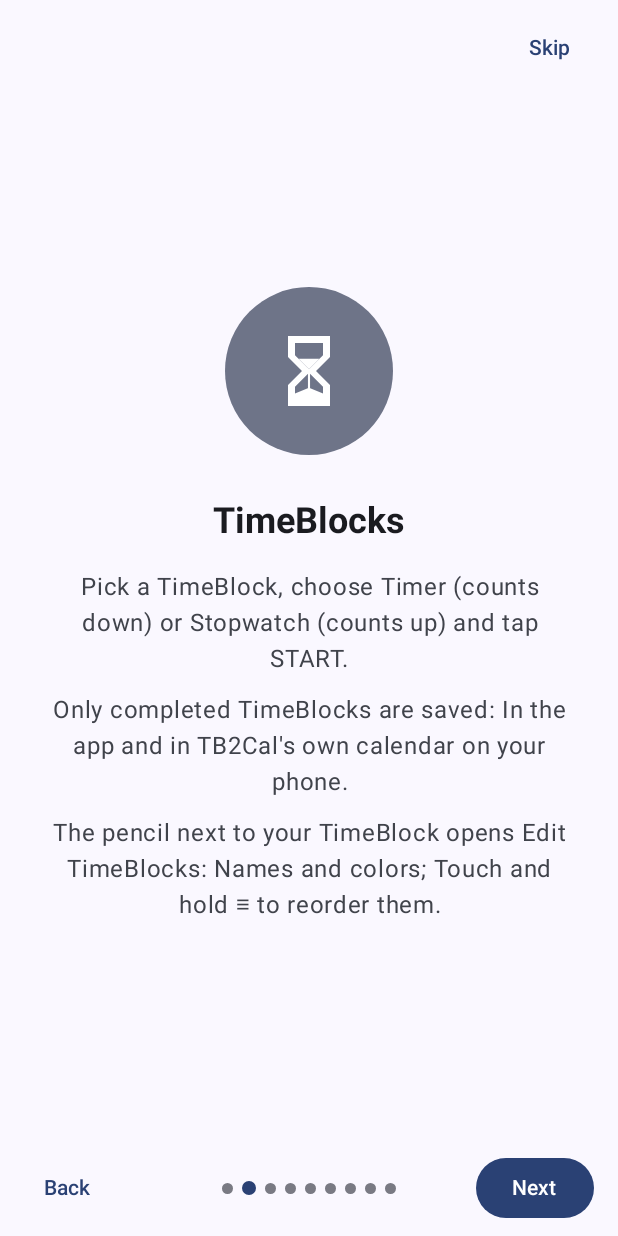
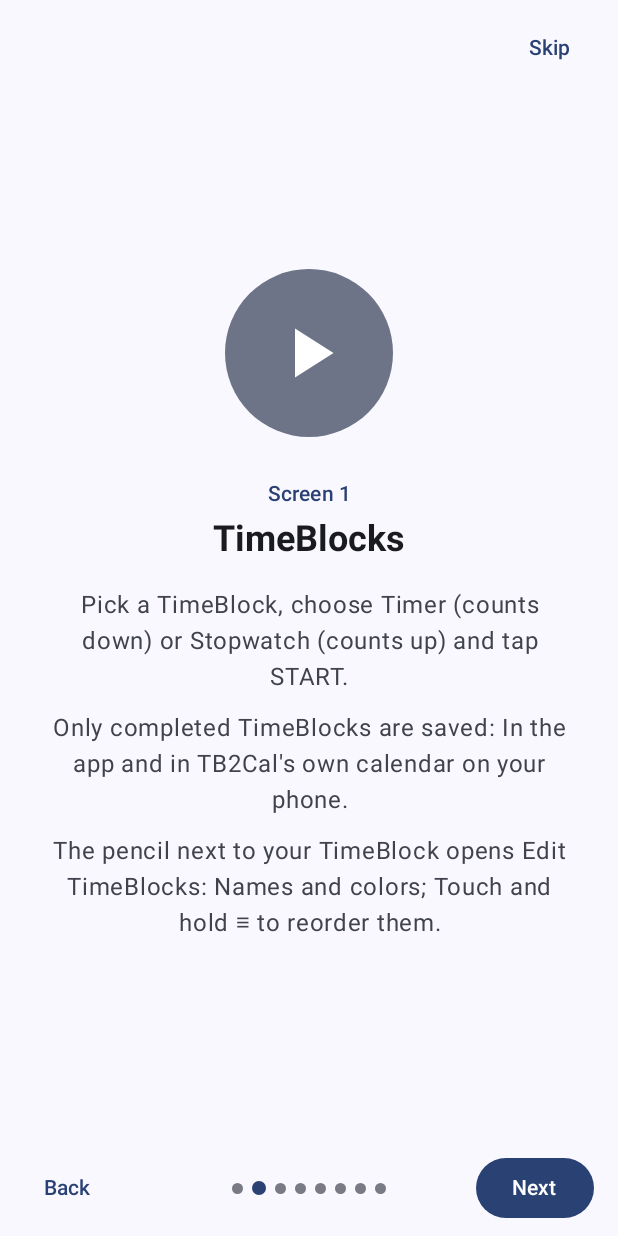
Before and after one commit to pantelmg/tb2cal, an Android app built with Jetpack Compose: the composable TutorialScreen shown on its own in the app's theme, after a tap on "Next", on a phone screen of 412 x 824 dp. Run offline under Robolectric (Android 15) with nearby library versions, the phone set to English and light mode, and no system bars.

Commit message:
Add files via upload

```diff
--- a/app/src/main/java/com/pantelmg/tb2cal/ui/TutorialScreen.kt
+++ b/app/src/main/java/com/pantelmg/tb2cal/ui/TutorialScreen.kt
@@ -25,6 +25,7 @@ import androidx.compose.foundation.verticalScroll
 import androidx.compose.material.icons.Icons
 import androidx.compose.material.icons.automirrored.filled.List
 import androidx.compose.material.icons.filled.DateRange
+import androidx.compose.material.icons.filled.PlayArrow
 import androidx.compose.material3.Button
 import androidx.compose.material3.Icon
 import androidx.compose.material3.MaterialTheme
@@ -46,19 +47,25 @@ import androidx.compose.ui.unit.dp
 import com.pantelmg.tb2cal.R
 import kotlinx.coroutines.launch
 
-/** One tutorial page: Its icon (null: The app's symbol), title and a few short lines. */
-private class TutorialPage(val icon: (@Composable () -> Painter)?, val title: String, val lines: List<String>)
+/**
+ * One tutorial page: Its icon (the one the app itself uses for it; null: The app's symbol), an overline naming the
+ * screen ("Screen 1"…, or none), title and a few short lines.
+ */
+private class TutorialPage(
+    val icon: (@Composable () -> Painter)?, val overline: String?, val title: String, val lines: List<String>,
+)
 
 private fun tutorialPages(firstRun: Boolean) = listOf(
     TutorialPage(
-        null, "Welcome to TB2Cal",
+        null, null, "Welcome to TB2Cal",
         listOf(
             "TimeBlocks to Calendar: Track the time you really spend, and keep an honest record of it.",
             "Swipe for a short tour, or skip it; You can open it again from Settings."
         )
     ),
+    // The four screens, with their own tab icons.
     TutorialPage(
-        { painterResource(R.drawable.ic_w_hourglass) }, "TimeBlocks",
+        { rememberVectorPainter(Icons.Default.PlayArrow) }, "Screen 1", "TimeBlocks",
         listOf(
             "Pick a TimeBlock, choose Timer (counts down) or Stopwatch (counts up) and tap START.",
             "Only completed TimeBlocks are saved: In the app and in TB2Cal's own calendar on your phone.",
@@ -66,51 +73,44 @@ private fun tutorialPages(firstRun: Boolean) = listOf(
         )
     ),
     TutorialPage(
-        { rememberVectorPainter(Icons.Default.DateRange) }, "Calendar",
+        { rememberVectorPainter(Icons.Default.DateRange) }, "Screen 2", "Calendar",
         listOf(
-            "Every completed TimeBlock, month by month; Tap a day to see its list.",
-            "TB Total merges a day's same-name TimeBlocks; The eye hides the calendar for a bigger list.",
-            "Import from your Gmail (Settings) shows your Google events too, read-only."
+            "Every completed TimeBlock, month by month; Tap a day for its list, or the eye to hide the calendar for a bigger list.",
+            "+Task/Event: Tasks to tick (No date, a date or repeating) and Events (all day or timed), with reminders.",
+            "Touch and hold an entry to reorder the day; TB Total merges same-name TimeBlocks; Import from your Gmail adds your Google events."
         )
     ),
     TutorialPage(
-        { painterResource(R.drawable.ic_w_list_both) }, "Tasks and Events",
-        listOf(
-            "+Task/Event in the Calendar tab: Tasks to tick (No date, a date or repeating) and Events (all day or timed).",
-            "Timed ones remind you at their start, or earlier (Settings → Remind me before).",
-            "Touch and hold any entry of a day's list to move it; The order shows on the widgets too."
-        )
-    ),
-    TutorialPage(
-        { rememberVectorPainter(Icons.AutoMirrored.Filled.List) }, "Statistics",
+        { rememberVectorPainter(Icons.AutoMirrored.Filled.List) }, "Screen 3", "Statistics",
         listOf(
             "Daily, Weekly, Monthly and Yearly totals per TimeBlock, as a List, a Graph or a Pie.",
             "Switch to Tasks/Events for completed counts; Export PDF saves any period."
         )
     ),
     TutorialPage(
-        { painterResource(R.drawable.ic_s_goal) }, "Goals",
+        { painterResource(R.drawable.ic_s_goal) }, "Screen 4", "Goals",
         listOf(
             "Set a time goal per TimeBlock for a day, week, month or year, and watch its bar fill.",
             "Apply onward repeats a goal in every later period; The Active goals overview lists them all."
         )
     ),
+    // Then the rest, with the icons of their settings.
     TutorialPage(
-        { painterResource(R.drawable.ic_s_widgets) }, "Widgets",
+        { painterResource(R.drawable.ic_w_list_both) }, null, "App Widgets",
         listOf(
             "Calendar, TimeBlock manager and Task/Event manager: Add them from your home screen's widget picker.",
             "Start, pause and complete TimeBlocks, or tick Tasks, without opening the app."
         )
     ),
     TutorialPage(
-        { painterResource(R.drawable.ic_s_lock) }, "An honest past",
+        { rememberVectorPainter(Icons.Default.DateRange) }, null, "An honest past",
         listOf(
             "Allow previous day editing is OFF by default: Past days stay exactly as they were.",
             "Turn it ON in Settings to change them; Every late change is labelled, like Added in retrospect or Ticked later."
         )
     ),
     TutorialPage(
-        { painterResource(R.drawable.ic_s_shield) }, "Your data, your phone",
+        { painterResource(R.drawable.ic_s_shield) }, null, "Your data, your phone",
         listOf(
             "No account and no internet access: Everything stays on your phone.",
             "Data management and Export/Import preferences (Settings) make backups, also for a new phone.",
@@ -168,6 +168,13 @@ fun TutorialScreen(firstRun: Boolean, onDone: () -> Unit) {
                             }
                         }
                         Spacer(Modifier.height(28.dp))
+                        p.overline?.let {
+                            Text(
+                                it, style = MaterialTheme.typography.labelLarge, color = MaterialTheme.colorScheme.primary,
+                                textAlign = TextAlign.Center
+                            )
+                            Spacer(Modifier.height(4.dp))
+                        }
                         Text(
                             p.title, style = MaterialTheme.typography.headlineSmall, fontWeight = FontWeight.Bold,
                             textAlign = TextAlign.Center
```
Also changed, not shown: 1 other file.
